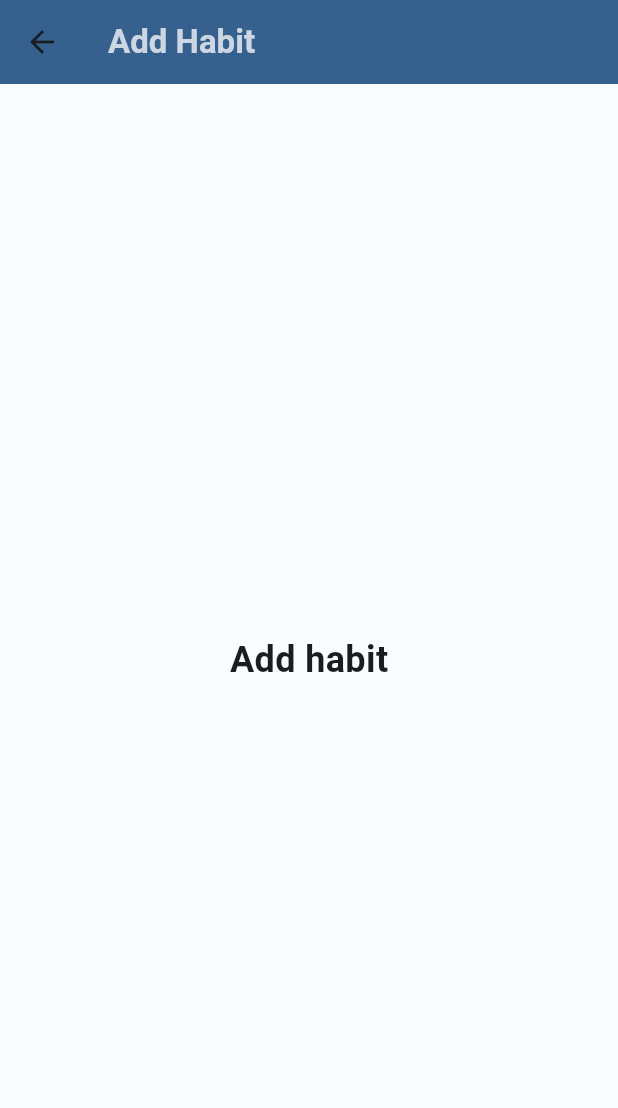
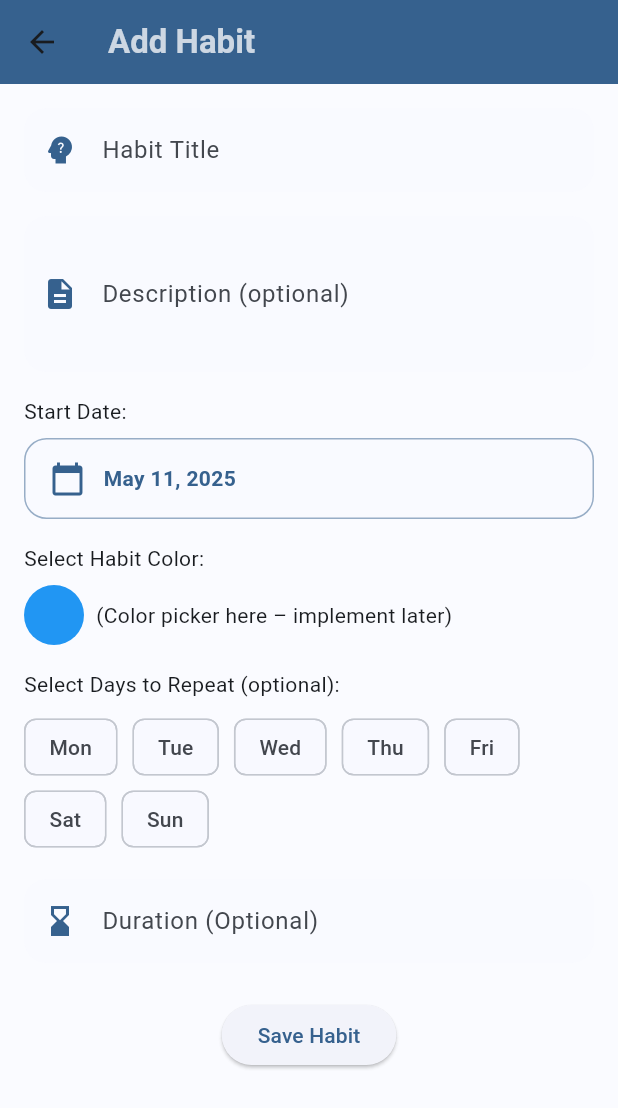
Before and after one commit to sz-adam/habit_tracker, a Flutter app: the screen it shows after launch, after a tap on the "add" icon, on a phone screen of 412 x 824 dp. Shown: the top 1108 px of the screen. Run offline on Flutter 3.47's test engine with Material 3 defaults, Android fonts, the phone set to English and light mode, and no system bars; our stand-ins replace flutter_riverpod, hive, hive_flutter, table_calendar; accounts and stored records are empty.

Commit message:
create add habit , pass date from calendar to habit

```diff
--- /dev/null
+++ b/lib/riverpod/date_provider.dart
@@ -0,0 +1,3 @@
+import 'package:flutter_riverpod/flutter_riverpod.dart';
+
+final selectedDateProvider = StateProvider<DateTime?>((ref) => null);
--- /dev/null
+++ b/lib/riverpod/habit_provider.dart
@@ -0,0 +1,31 @@
+import 'package:flutter_riverpod/flutter_riverpod.dart';
+
+import '../model/habit_model.dart';
+
+// StateNotifier a Habit állapot kezelésére
+class HabitNotifier extends StateNotifier<Habit?> {
+  HabitNotifier() : super(null);
+
+  // Metódus a Habit mentésére
+  void saveHabit(
+    String title,
+    String description,
+    List<int> selectedDays,
+    int? durationMinutes,
+    DateTime startDate,
+  ) {
+    final habit = Habit(
+      title: title,
+      description: description,
+      selectedDays: selectedDays,
+      durationMinutes: durationMinutes,
+      startDate: startDate,
+    );
+    state = habit;
+  }
+}
+
+// Riverpod provider létrehozása
+final habitProvider = StateNotifierProvider<HabitNotifier, Habit?>((ref) {
+  return HabitNotifier();
+});
--- a/lib/screens/add_habit.dart
+++ b/lib/screens/add_habit.dart
@@ -1,30 +1,155 @@
 import 'package:flutter/material.dart';
+import 'package:flutter_riverpod/flutter_riverpod.dart';
+import 'package:habit_tracker/widget/input_field.dart';
+import 'package:intl/intl.dart';
+import '../riverpod/date_provider.dart';
+import '../riverpod/habit_provider.dart';
+import '../widget/day/date_picker.dart';
+import '../widget/day/day_selector.dart';
 
-class AddHabit extends StatefulWidget {
+class AddHabit extends ConsumerStatefulWidget {
   const AddHabit({super.key});
 
   @override
-  State<AddHabit> createState() => _AddHabitState();
+  ConsumerState<AddHabit> createState() => _AddHabitState();
 }
 
-class _AddHabitState extends State<AddHabit> {
+class _AddHabitState extends ConsumerState<AddHabit> {
+  final _titleController = TextEditingController();
+  final _descriptionController = TextEditingController();
+  List<int> _selectedDays = [];
+  int? _durationMinutes;
+
   @override
   Widget build(BuildContext context) {
     final theme = Theme.of(context);
+    final selectedDate = ref.watch(selectedDateProvider) ?? DateTime.now();
 
     return Scaffold(
       appBar: AppBar(
-        title: Text("Add Habit",style: TextStyle(
-          color: theme.colorScheme.onPrimary.withOpacity(0.75),
-          fontWeight: FontWeight.bold,
-        ),),
+        title: Text(
+          'Add Habit',
+          style: TextStyle(
+            color: theme.colorScheme.onPrimary.withOpacity(0.75),
+            fontWeight: FontWeight.bold,
+          ),
+        ),
       ),
-      body: const Center(
-        child: Text(
-          'Add habit',
-          style: TextStyle(fontSize: 24, fontWeight: FontWeight.bold),
+      body: SingleChildScrollView(
+        padding: const EdgeInsets.all(16.0),
+        child: Column(
+          crossAxisAlignment: CrossAxisAlignment.start,
+          children: [
+            InputField(
+              controller: _titleController,
+              hintText: "Habit Title",
+              icon: Icons.psychology_alt,
+            ),
+            SizedBox(height: 16),
+            InputField(
+              controller: _descriptionController,
+              hintText: 'Description (optional)',
+              icon: Icons.description,
+              maxLines: 3,
+            ),
+            SizedBox(height: 16),
+            Text('Start Date:'),
+            SizedBox(height: 8),
+            DatePicker(
+              selectedDate: selectedDate,
+              onDateSelected: (date) {
+                ref.read(selectedDateProvider.notifier).state = date;
+              },
+            ),
+            SizedBox(height: 16),
+            Text('Select Habit Color:'),
+            SizedBox(height: 8),
+            Row(
+              children: [
+                CircleAvatar(backgroundColor: Colors.blue),
+                SizedBox(width: 8),
+                Text('(Color picker here – implement later)'),
+              ],
+            ),
+            SizedBox(height: 16),
+            Text('Select Days to Repeat (optional):'),
+            SizedBox(height: 8),
+            DaySelector(
+              selectedDays: _selectedDays,
+              onSelectedDaysChanged: (selectedDays) {
+                setState(() {
+                  _selectedDays = selectedDays;
+                });
+              },
+            ),
+            if (_selectedDays.isNotEmpty)
+              Padding(
+                padding: const EdgeInsets.only(top: 8.0),
+                child: Text(
+                  'Selected: ${_selectedDays.map((i) => ['Mon', 'Tue', 'Wed', 'Thu', 'Fri', 'Sat', 'Sun'][i]).join(', ')}',
+                  style: TextStyle(fontStyle: FontStyle.italic),
+                ),
+              ),
+            SizedBox(height: 16),
+            TextField(
+              keyboardType: TextInputType.number,
+              decoration: InputDecoration(
+                labelText: "Duration (Optional)",
+                hintStyle: TextStyle(color: theme.primaryColor),
+                prefixIcon: Icon(
+                  Icons.hourglass_bottom,
+                  color: theme.primaryColor,
+                ),
+                filled: true,
+                fillColor: theme.scaffoldBackgroundColor,
+                border: OutlineInputBorder(
+                  borderRadius: BorderRadius.circular(15),
+                  borderSide: BorderSide.none,
+                ),
+                focusedBorder: OutlineInputBorder(
+                  borderRadius: BorderRadius.circular(15),
+                  borderSide: BorderSide(color: theme.primaryColor, width: 2),
+                ),
+              ),
+              onChanged: (value) {
+                setState(() {
+                  _durationMinutes = int.tryParse(value);
+                });
+              },
+            ),
+            SizedBox(height: 24),
+            Center(
+              child: ElevatedButton(
+                onPressed: () => _saveHabit(selectedDate),
+                child: Text('Save Habit'),
+              ),
+            ),
+          ],
         ),
       ),
     );
   }
+
+  void _saveHabit(DateTime selectedDate) {
+    final title = _titleController.text.trim();
+    final description = _descriptionController.text.trim();
+
+    final days = _selectedDays;
+
+    final duration = _durationMinutes;
+
+    // Mentés a Riverpod provider-be
+    ref
+        .read(habitProvider.notifier)
+        .saveHabit(title, description, days, duration, selectedDate);
+
+    print('--- Habit Saved ---');
+    print('Title: $title');
+    print('Description: $description');
+    print('Days: ${days.isEmpty ? 'None selected' : days.join(', ')}');
+    print('Duration: ${duration ?? 'Not specified'} minutes');
+    print('Start Date: ${DateFormat.yMMMd().format(selectedDate)}');
+
+    Navigator.pop(context);
+  }
 }
--- a/lib/widget/Calendar.dart
+++ b/lib/widget/Calendar.dart
@@ -1,33 +1,40 @@
 import 'package:flutter/material.dart';
+import 'package:flutter_riverpod/flutter_riverpod.dart';
 import 'package:table_calendar/table_calendar.dart';
 
-class Calendar extends StatefulWidget {
+import '../riverpod/date_provider.dart';
+import '../screens/add_habit.dart'; // Importáld a providert
+
+class Calendar extends ConsumerStatefulWidget {
   const Calendar({super.key});
 
   @override
-  State<Calendar> createState() => _CalendarState();
+  ConsumerState<Calendar> createState() => _CalendarState();
 }
 
-class _CalendarState extends State<Calendar> {
+class _CalendarState extends ConsumerState<Calendar> {
   CalendarFormat _calendarFormat = CalendarFormat.month;
   DateTime _focusedDay = DateTime.now();
-  DateTime? _selectedDay;
 
   @override
   Widget build(BuildContext context) {
+    final selectedDay = ref.watch(selectedDateProvider);
 
     return TableCalendar(
       firstDay: DateTime.utc(2020, 1, 1),
       lastDay: DateTime.utc(2030, 12, 31),
       focusedDay: _focusedDay,
-      selectedDayPredicate: (day) {
-        return isSameDay(_selectedDay, day);
-      },
+      selectedDayPredicate: (day) => isSameDay(selectedDay, day),
       onDaySelected: (selectedDay, focusedDay) {
+        ref.read(selectedDateProvider.notifier).state = selectedDay;
         setState(() {
-          _selectedDay = selectedDay;
           _focusedDay = focusedDay;
         });
+
+        Navigator.push(
+          context,
+          MaterialPageRoute(builder: (context) => AddHabit()),
+        );
       },
       calendarFormat: _calendarFormat,
       onFormatChanged: (format) {
@@ -46,14 +53,13 @@ class _CalendarState extends State<Calendar> {
           shape: BoxShape.circle,
         ),
       ),
-      //Hónap style
       headerStyle: HeaderStyle(
+        //honap style
         titleTextStyle: TextStyle(
           fontSize: 16,
           fontWeight: FontWeight.w600,
           color: Theme.of(context).colorScheme.primary,
         ),
-        //Hét válto gomb style
         formatButtonVisible: true,
         formatButtonTextStyle: TextStyle(
           color: Theme.of(context).colorScheme.onPrimary,
--- /dev/null
+++ b/lib/widget/day/date_picker.dart
@@ -0,0 +1,48 @@
+import 'package:flutter/material.dart';
+import 'package:intl/intl.dart';
+
+class DatePicker extends StatelessWidget {
+  final DateTime selectedDate;
+  final ValueChanged<DateTime> onDateSelected;
+
+  DatePicker({required this.selectedDate, required this.onDateSelected});
+
+  @override
+  Widget build(BuildContext context) {
+    final theme = Theme.of(context);
+    return GestureDetector(
+      onTap: () async {
+        final pickedDate = await showDatePicker(
+          context: context,
+          initialDate: selectedDate,
+          firstDate: DateTime(2000),
+          lastDate: DateTime(2100),
+        );
+        if (pickedDate != null) {
+          onDateSelected(pickedDate);
+        }
+      },
+      child: Container(
+        padding: EdgeInsets.symmetric(horizontal: 16, vertical: 14),
+        decoration: BoxDecoration(
+          color: theme.scaffoldBackgroundColor,
+          borderRadius: BorderRadius.circular(15),
+          border: Border.all(color: theme.primaryColor.withOpacity(0.5)),
+        ),
+        child: Row(
+          children: [
+            Icon(Icons.calendar_today, color: theme.primaryColor),
+            SizedBox(width: 12),
+            Text(
+              DateFormat.yMMMd().format(selectedDate),
+              style: TextStyle(
+                color: theme.primaryColor,
+                fontWeight: FontWeight.w600,
+              ),
+            ),
+          ],
+        ),
+      ),
+    );
+  }
+}
--- /dev/null
+++ b/lib/widget/day/day_selector.dart
@@ -0,0 +1,34 @@
+import 'package:flutter/material.dart';
+
+class DaySelector extends StatelessWidget {
+  final List<int> selectedDays;
+  final ValueChanged<List<int>> onSelectedDaysChanged;
+
+  DaySelector({
+    required this.selectedDays,
+    required this.onSelectedDaysChanged,
+  });
+
+  final dayLabels = ['Mon', 'Tue', 'Wed', 'Thu', 'Fri', 'Sat', 'Sun'];
+
+  @override
+  Widget build(BuildContext context) {
+    return Wrap(
+      spacing: 10.0,
+      children: List.generate(7, (index) {
+        final day = dayLabels[index];
+        return ChoiceChip(
+          label: Text(day),
+          selected: selectedDays.contains(index),
+          onSelected: (selected) {
+            onSelectedDaysChanged(
+              selected
+                  ? [...selectedDays, index]
+                  : selectedDays.where((i) => i != index).toList(),
+            );
+          },
+        );
+      }),
+    );
+  }
+}
--- a/lib/widget/input_field.dart
+++ b/lib/widget/input_field.dart
@@ -1,16 +1,17 @@
-import 'package:flutter/cupertino.dart';
 import 'package:flutter/material.dart';
 
 class InputField extends StatelessWidget {
   final TextEditingController controller;
   final String hintText;
   final IconData icon;
+  final int? maxLines;
 
   const InputField({
     super.key,
     required this.controller,
     required this.hintText,
     required this.icon,
+    this.maxLines,
   });
 
   @override
@@ -19,12 +20,10 @@ class InputField extends StatelessWidget {
 
     return TextField(
       controller: controller,
-      style: TextStyle(
-        color: theme.primaryColor,
-        fontWeight: FontWeight.w600,
-      ),
+      maxLines: maxLines ?? 1,
+      style: TextStyle(color: theme.primaryColor, fontWeight: FontWeight.w600),
       decoration: InputDecoration(
-        hintText: hintText,
+        labelText: hintText,
         hintStyle: TextStyle(color: theme.primaryColor),
         prefixIcon: Icon(icon, color: theme.primaryColor),
         filled: true,
@@ -35,10 +34,7 @@ class InputField extends StatelessWidget {
         ),
         focusedBorder: OutlineInputBorder(
           borderRadius: BorderRadius.circular(15),
-          borderSide: BorderSide(
-            color: theme.primaryColor,
-            width: 2,
-          ),
+          borderSide: BorderSide(color: theme.primaryColor, width: 2),
         ),
       ),
     );
```
